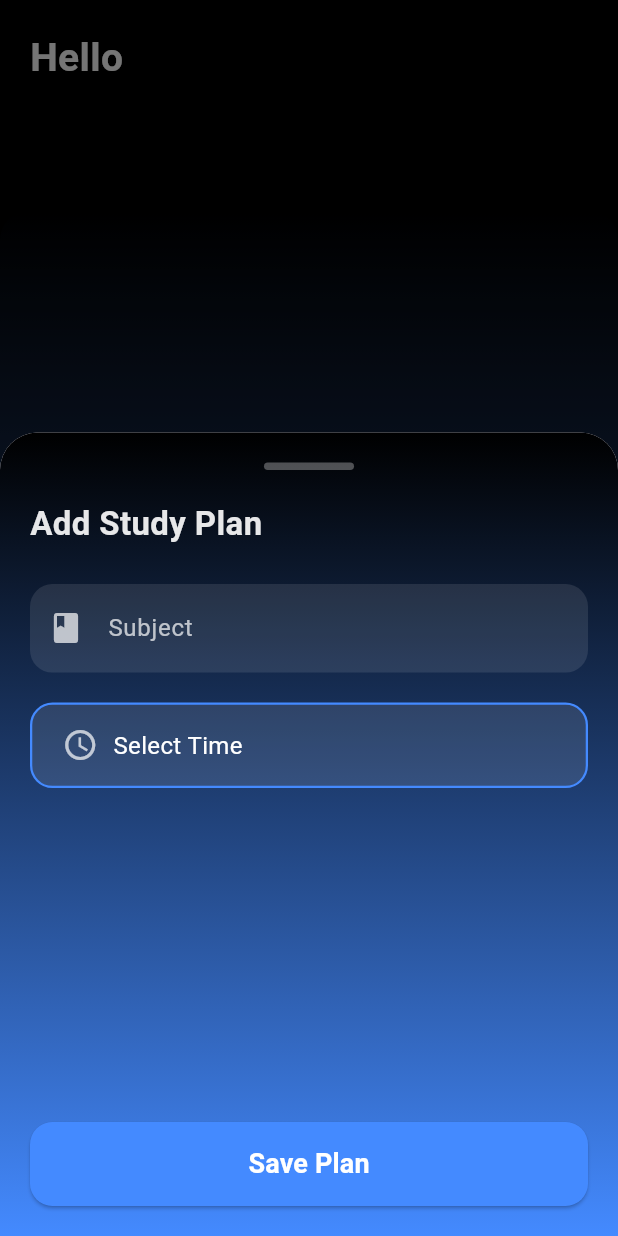
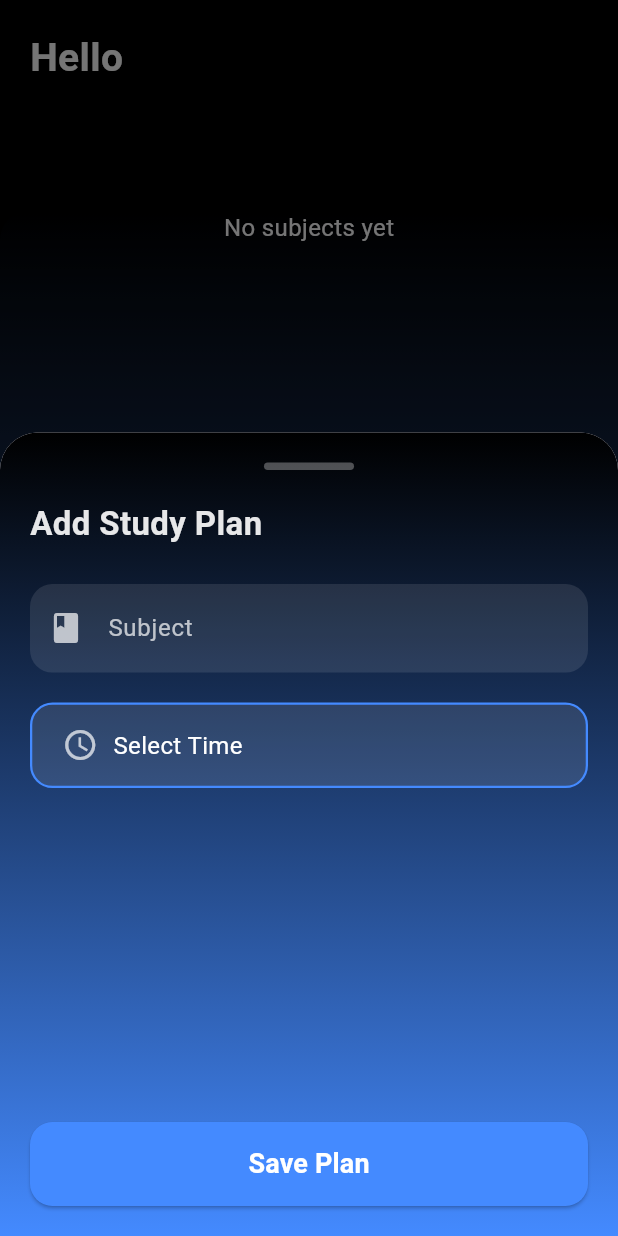
Before and after one commit to MridulSharma2552007/koru-, a Flutter app: the Home screen opened directly, after a tap on the "add" icon, on a phone screen of 412 x 824 dp. Run offline on Flutter 3.47's test engine with Material 3 defaults, Android fonts, the phone set to English and light mode, and no system bars; our stand-ins replace curved_navigation_bar, shared_preferences, sqflite; accounts and stored records are empty.

Commit message:
database created

```diff
--- /dev/null
+++ b/lib/Database/db_helper.dart
@@ -0,0 +1,47 @@
+import 'package:sqflite/sqflite.dart';
+import 'package:path/path.dart';
+
+class DBHelper {
+  static Database? _db;
+  //open database
+  static Future<Database> get database async {
+    if (_db != null) return _db!;
+    _db = await _initDb();
+    return _db!;
+  }
+
+  static Future<Database> _initDb() async {
+    String path = join(await getDatabasesPath(), 'study.db');
+    return await openDatabase(
+      path,
+      version: 1,
+      onCreate: (db, version) async {
+        await db.execute('''
+          CREATE TABLE subjects(
+            id INTEGER PRIMARY KEY AUTOINCREMENT,
+            name TEXT,
+            time TEXT
+          )
+        ''');
+      },
+    );
+  }
+
+  //insertion
+  static Future<int> insertSubject(String name, String time) async {
+    final db = await database;
+    return await db.insert('subjects', {'name': name, 'time': time});
+  }
+
+  //fetching
+  static Future<List<Map<String, dynamic>>> getsubjects() async {
+    final db = await database;
+    return await db.query('subjects');
+  }
+
+  //deletion
+  static Future<int> deleteSubject(int id) async {
+    final db = await database;
+    return await db.delete('subjects', where: 'id=?', whereArgs: [id]);
+  }
+}
--- a/lib/appscreens/home.dart
+++ b/lib/appscreens/home.dart
@@ -1,4 +1,5 @@
 import 'package:flutter/material.dart';
+import 'package:koru/Database/db_helper.dart';
 import 'package:shared_preferences/shared_preferences.dart';
 
 class Home extends StatefulWidget {
@@ -204,7 +205,8 @@ class _HomeState extends State<Home> {
                           borderRadius: BorderRadius.circular(15),
                         ),
                       ),
-                      onPressed: () {
+                      onPressed: () async {
+                        await DBHelper.insertSubject("Math", "2hours");
                         Navigator.pop(context); // Close modal
                       },
                       child: const Text(
@@ -244,7 +246,33 @@ class homescreenconatiner extends StatelessWidget {
           topRight: Radius.circular(20),
         ),
       ),
-      child: Column(children: [Container()]),
+      child: Column(
+        children: [
+          FutureBuilder(
+            future: DBHelper.getsubjects(),
+            builder: (context, snapshot) {
+              if (!snapshot.hasData || snapshot.data!.isEmpty) {
+                return const Center(
+                  child: Text(
+                    "No subjects yet",
+                    style: TextStyle(color: Colors.white, fontSize: 16),
+                  ),
+                );
+              }
+              if (!snapshot.hasData || snapshot.data!.isEmpty) {
+                return const Center(
+                  child: Text(
+                    "No subjects yet",
+                    style: TextStyle(color: Colors.white, fontSize: 16),
+                  ),
+                );
+              }
+              final data = snapshot.data!;
+              return Container();
+            },
+          ),
+        ],
+      ),
     );
   }
 }
--- a/pubspec.yaml
+++ b/pubspec.yaml
@@ -32,6 +32,7 @@ dependencies:
   curved_navigation_bar: ^1.0.6
   flutter:
     sdk: flutter
+  path: ^1.9.1
   shared_preferences: ^2.5.3
   sqflite: ^2.4.2
 
```
Also changed, not shown: pubspec.lock.
